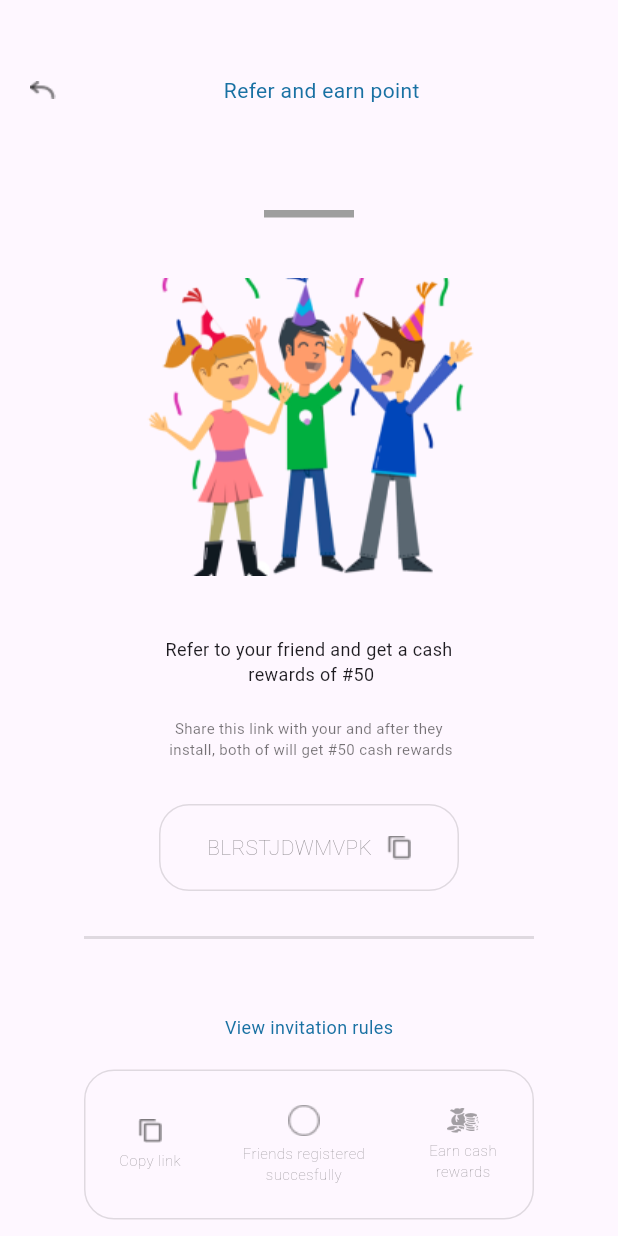
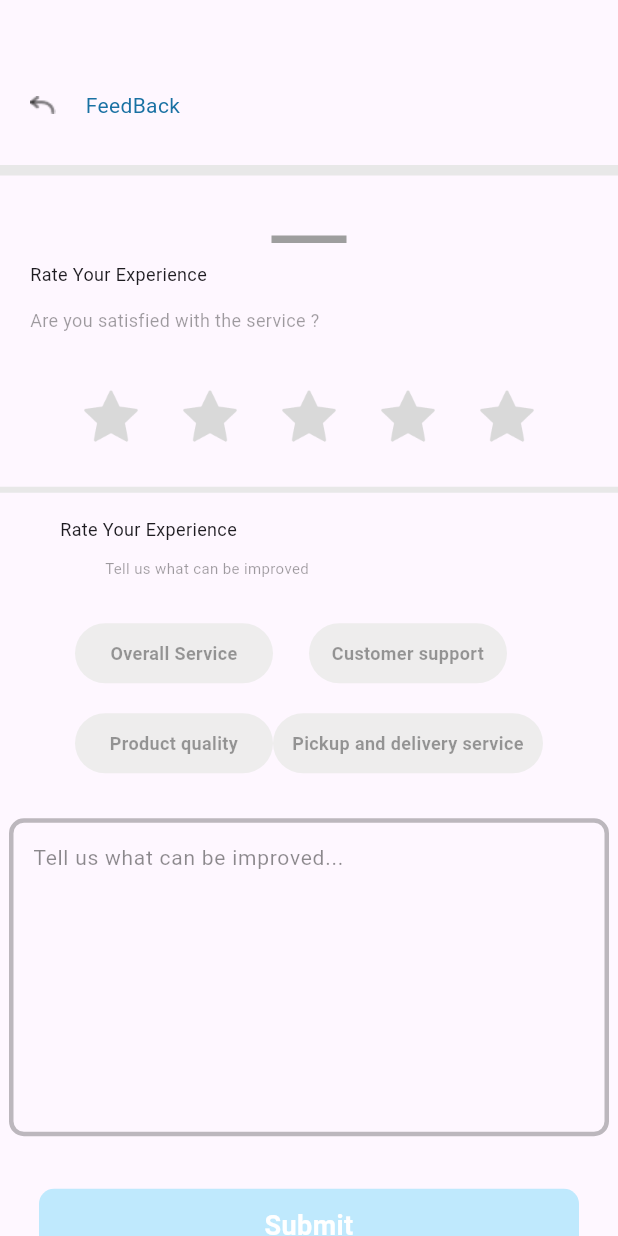
Before and after one commit to MelodyMarvel/pharmplug, a Flutter app: the screen it shows after launch, on a phone screen of 412 x 824 dp. Run offline on Flutter 3.47's test engine with Material 3 defaults, Android fonts, the phone set to English and light mode, and no system bars.

Commit message:
added feedback page with validation

```diff
--- /dev/null
+++ b/lib/home/feedback.dart
@@ -0,0 +1,351 @@
+// ignore_for_file: prefer_const_literals_to_create_immutables, prefer_const_constructors
+
+import 'package:flutter/cupertino.dart';
+import 'package:flutter/material.dart';
+import 'package:flutter/widgets.dart';
+
+class FeedBack extends StatefulWidget {
+  const FeedBack({super.key});
+
+  @override
+  State<FeedBack> createState() => _FeedBackState();
+}
+
+class _FeedBackState extends State<FeedBack> {
+  bool isOverallServiceActive = false;
+  bool isCustomerSupportActive = false;
+  bool isProductQualityActive = false;
+  bool isPickupActive = false;
+
+  void _toggleOverallService() {
+    setState(() {
+      isOverallServiceActive = !isOverallServiceActive;
+    });
+  }
+
+  void _toggleCustomerSupport() {
+    setState(() {
+      isCustomerSupportActive = !isCustomerSupportActive;
+    });
+  }
+
+  void _toggleProductQualityActive() {
+    setState(() {
+      isProductQualityActive = !isProductQualityActive;
+    });
+  }
+
+  void _togglePickupActive() {
+    setState(() {
+      isPickupActive = !isPickupActive;
+    });
+  }
+
+  @override
+  Widget build(BuildContext context) {
+    return Scaffold(
+      body: SingleChildScrollView(
+        child: Stack(
+          children: [
+            Column(
+              crossAxisAlignment: CrossAxisAlignment.start,
+              children: [
+                _buildHeader(),
+                SizedBox(
+                  height: 30,
+                ),
+                _buildDivider(color: Color(0xFFE8E8E8), height: 7),
+                SizedBox(
+                  height: 40,
+                ),
+                _buildExperienceSection(),
+                _buildDivider(color: Color(0xFFE8E8E8), height: 4),
+                SizedBox(height: 16),
+                Padding(
+                  padding: const EdgeInsets.symmetric(horizontal: 20),
+                  child: Column(
+                    crossAxisAlignment: CrossAxisAlignment.start,
+                    children: [
+                      _buildImprovementSection(),
+                      Padding(
+                        padding: const EdgeInsets.symmetric(
+                            vertical: 30.0, horizontal: 30),
+                        child: Column(
+                          children: [
+                            Row(
+                              mainAxisAlignment: MainAxisAlignment.spaceBetween,
+                              children: [
+                                _buildOverallService(),
+                                _buildCustomerSupport(),
+                              ],
+                            ),
+                            SizedBox(
+                              height: 20,
+                            ),
+                            Row(
+                              mainAxisAlignment: MainAxisAlignment.spaceBetween,
+                              children: [
+                                _buidProductQuality(),
+                                _buildPickupService(),
+                              ],
+                            ),
+                          ],
+                        ),
+                      )
+                    ],
+                  ),
+                ),
+                _buildFeedbackInput(),
+                _buildSubmitButton(),
+              ],
+            )
+          ],
+        ),
+      ),
+    );
+  }
+
+  Widget _buildOverallService() {
+    return GestureDetector(
+      onTap: _toggleOverallService,
+      child: Container(
+        width: 132,
+        height: 40,
+        decoration: BoxDecoration(
+          borderRadius: BorderRadius.circular(20),
+          color: isOverallServiceActive ? Color(0XFF06B1CF) : Color(0xFFEEEDED),
+        ),
+        child: Center(
+          child: Text(
+            'Overall Service',
+            textAlign: TextAlign.center,
+            style: TextStyle(
+                fontSize: 12,
+                color: isOverallServiceActive ? Colors.white : Colors.black38,
+                fontWeight: FontWeight.w600),
+          ),
+        ),
+      ),
+    );
+  }
+
+  _buildCustomerSupport() {
+    return GestureDetector(
+      onTap: _toggleCustomerSupport,
+      child: Container(
+        margin: EdgeInsets.only(right: 24),
+        width: 132,
+        height: 40,
+        decoration: BoxDecoration(
+          borderRadius: BorderRadius.circular(20),
+          color:
+              isCustomerSupportActive ? Color(0XFF06B1CF) : Color(0xFFEEEDED),
+        ),
+        child: Center(
+          child: Text(
+            'Customer support',
+            textAlign: TextAlign.center,
+            style: TextStyle(
+                fontSize: 12,
+                color: isCustomerSupportActive ? Colors.white : Colors.black38,
+                fontWeight: FontWeight.w600),
+          ),
+        ),
+      ),
+    );
+  }
+
+  Widget _buidProductQuality() {
+    return GestureDetector(
+      onTap: _toggleProductQualityActive,
+      child: Container(
+        width: 132,
+        height: 40,
+        decoration: BoxDecoration(
+          borderRadius: BorderRadius.circular(20),
+          color: isProductQualityActive ? Color(0XFF06B1CF) : Color(0xFFEEEDED),
+        ),
+        child: Center(
+          child: Text(
+            'Product quality',
+            textAlign: TextAlign.center,
+            style: TextStyle(
+                fontSize: 12,
+                color: isProductQualityActive ? Colors.white : Colors.black38,
+                fontWeight: FontWeight.w600),
+          ),
+        ),
+      ),
+    );
+  }
+
+  _buildPickupService() {
+    return GestureDetector(
+      onTap: _togglePickupActive,
+      child: Container(
+        width: 180,
+        height: 40,
+        decoration: BoxDecoration(
+          borderRadius: BorderRadius.circular(20),
+          color: isPickupActive ? Color(0XFF06B1CF) : Color(0xFFEEEDED),
+        ),
+        child: Center(
+          child: Text(
+            'Pickup and delivery service',
+            textAlign: TextAlign.center,
+            style: TextStyle(
+                fontSize: 12,
+                color: isPickupActive ? Colors.white : Colors.black38,
+                fontWeight: FontWeight.w600),
+          ),
+        ),
+      ),
+    );
+  }
+
+  Widget _buildHeader() {
+    return Padding(
+      padding: const EdgeInsets.only(top: 60.0),
+      child: Row(
+        children: [
+          Padding(
+            padding: const EdgeInsets.symmetric(horizontal: 20.0),
+            child: Image.asset('assets/images/back.png'),
+          ),
+          Text('FeedBack', style: TextStyle(color: Color(0xFF1971A3))),
+        ],
+      ),
+    );
+  }
+
+  Widget _buildDivider({required Color color, required double height}) {
+    return Container(
+      width: double.infinity,
+      height: height,
+      color: color,
+    );
+  }
+
+  Widget _buildExperienceSection() {
+    return Column(
+      crossAxisAlignment: CrossAxisAlignment.start,
+      children: [
+        Center(
+          child: Container(width: 50, height: 5, color: Colors.grey),
+        ),
+        SizedBox(height: 12),
+        Padding(
+          padding: const EdgeInsets.symmetric(horizontal: 20),
+          child: Column(
+            crossAxisAlignment: CrossAxisAlignment.start,
+            children: [
+              Text('Rate Your Experience',
+                  style: TextStyle(fontSize: 12, fontWeight: FontWeight.w400)),
+              SizedBox(
+                height: 14,
+              ),
+              Text('Are you satisfied with the service ?',
+                  style: TextStyle(
+                      fontSize: 12,
+                      fontWeight: FontWeight.w400,
+                      color: Colors.black38))
+            ],
+          ),
+        ),
+        SizedBox(height: 38),
+        Row(
+          mainAxisAlignment: MainAxisAlignment.center,
+          children: List.generate(
+            5,
+            (index) => Padding(
+              padding: EdgeInsets.symmetric(horizontal: 15),
+              child: Image.asset('assets/images/star.png', scale: 2),
+            ),
+          ),
+        ),
+        SizedBox(height: 30),
+      ],
+    );
+  }
+
+  Widget _buildImprovementSection() {
+    return Padding(
+      padding: const EdgeInsets.symmetric(horizontal: 20),
+      child: Column(
+        crossAxisAlignment: CrossAxisAlignment.start,
+        children: [
+          Text('Rate Your Experience',
+              style: TextStyle(fontSize: 12, fontWeight: FontWeight.w400)),
+          SizedBox(height: 10),
+          Padding(
+            padding: const EdgeInsets.only(left: 30.0),
+            child: Text('Tell us what can be improved',
+                style: TextStyle(
+                    fontSize: 10,
+                    fontWeight: FontWeight.w400,
+                    color: Colors.black38)),
+          ),
+        ],
+      ),
+    );
+  }
+
+  Widget _buildFeedbackInput() {
+    return Center(
+      child: Container(
+        width: 400,
+        child: TextField(
+          maxLines: 10,
+          decoration: InputDecoration(
+            hintText: 'Tell us what can be improved...',
+            hintStyle: TextStyle(fontSize: 14, color: Colors.black45),
+            // Applying color and width to the border
+            border: OutlineInputBorder(
+              borderRadius: BorderRadius.circular(10),
+            ),
+            focusedBorder: OutlineInputBorder(
+              borderRadius: BorderRadius.circular(10),
+              borderSide: BorderSide(color: Color(0XFF06B1CF), width: 2),
+            ),
+            enabledBorder: OutlineInputBorder(
+              borderRadius: BorderRadius.circular(10),
+              borderSide: BorderSide(color: Colors.black26, width: 3),
+            ),
+          ),
+          style: TextStyle(fontSize: 12),
+        ),
+      ),
+    );
+  }
+
+  Widget _buildSubmitButton() {
+    bool isAnyServiceActive = isOverallServiceActive ||
+        isCustomerSupportActive ||
+        isProductQualityActive ||
+        isPickupActive;
+
+    return Padding(
+      padding: const EdgeInsets.symmetric(vertical: 35.0),
+      child: Center(
+        child: Container(
+          width: 360,
+          height: 50,
+          decoration: BoxDecoration(
+            borderRadius: BorderRadius.circular(10),
+            color: isAnyServiceActive ? Color(0XFF06B1CF) : Color(0xFFBFE9FD),
+          ),
+          child: Center(
+            child: Text(
+              'Submit',
+              textAlign: TextAlign.center,
+              style: TextStyle(
+                  fontSize: 18,
+                  color: Colors.white,
+                  fontWeight: FontWeight.w600),
+            ),
+          ),
+        ),
+      ),
+    );
+  }
+}
--- a/lib/main.dart
+++ b/lib/main.dart
@@ -1,6 +1,7 @@
 // ignore_for_file: prefer_const_constructors
 
 import 'package:flutter/material.dart';
+import 'package:pharmplug/home/feedback.dart';
 import 'package:pharmplug/home/home.dart';
 import 'package:pharmplug/home/referral.dart';
 import 'package:pharmplug/onboarding/lab_test_frame.dart';
@@ -20,7 +21,7 @@
   Widget build(BuildContext context) {
     return MaterialApp(
       debugShowCheckedModeBanner: false,
-      home:  ReferralPage(),
+      home:  FeedBack(),
     );
   }
 }
```
Also changed, not shown: assets/images/star.png (added).
